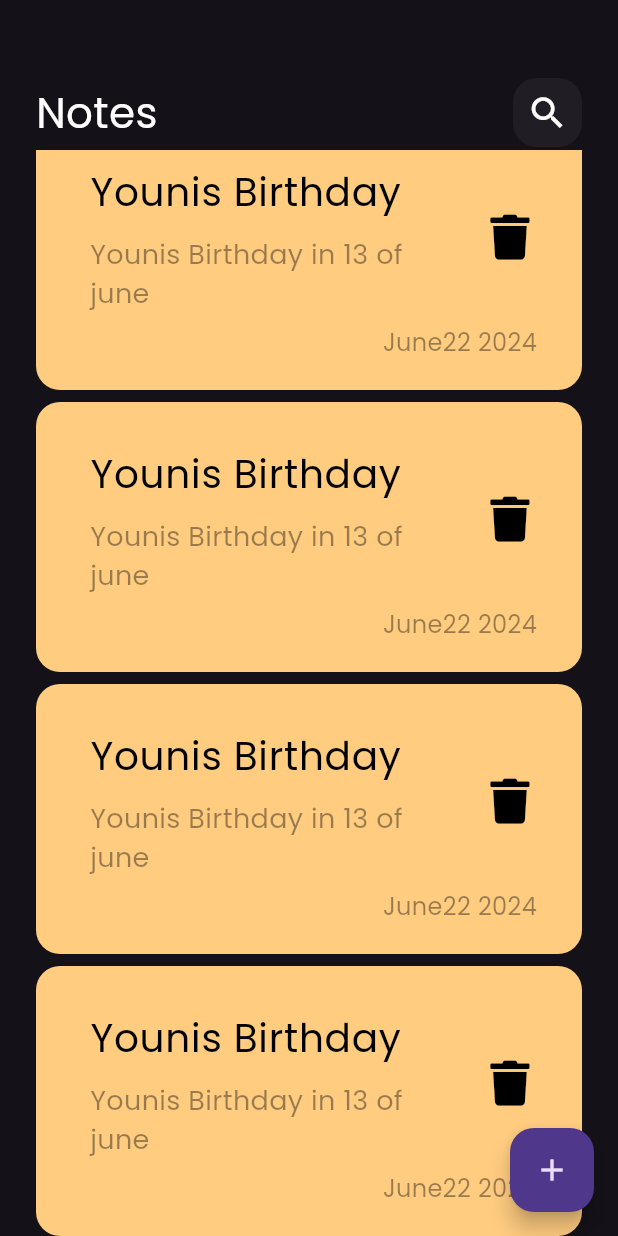
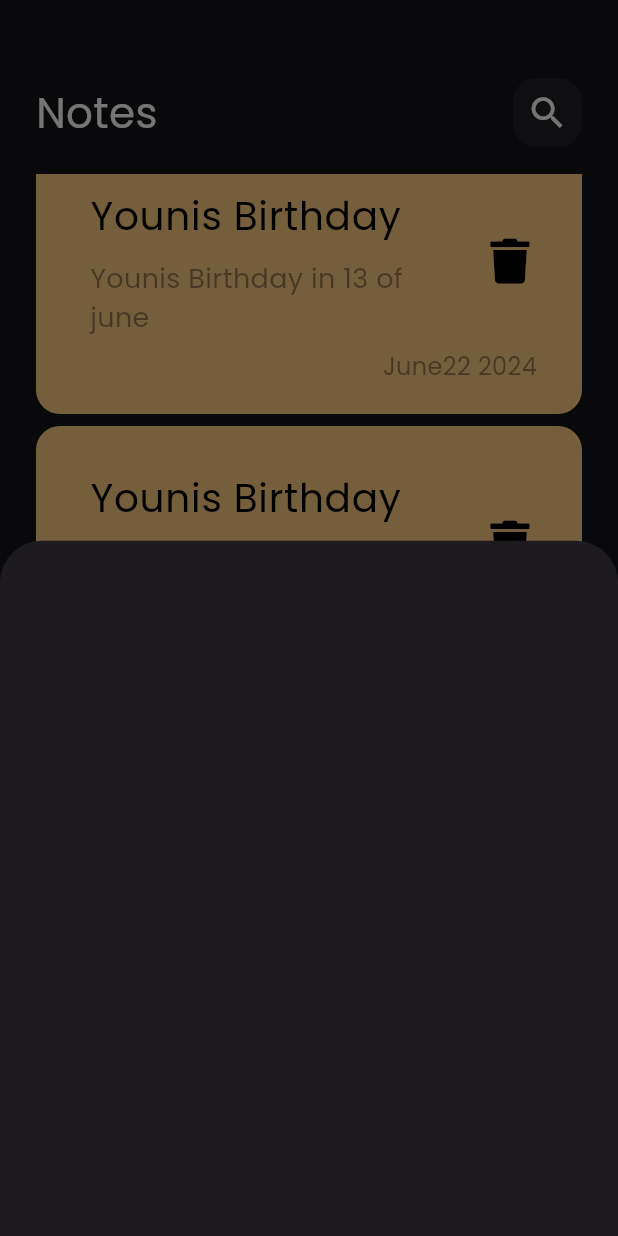
Before and after one commit to stormers15/Notes_App, a Flutter app: the screen it shows after launch, scrolled down 1152 dp, after a tap on the "add" icon, on a phone screen of 412 x 824 dp. Run offline on Flutter 3.47's test engine with Material 3 defaults, Android fonts, the phone set to English and light mode, and no system bars; our stand-ins replace font_awesome_flutter.

Commit message:
show model bottom sheet

```diff
--- /dev/null
+++ b/lib/Views/Widgets/add_note_bottom_sheet.dart
@@ -0,0 +1,10 @@
+import 'package:flutter/material.dart';
+
+class AddNoteBottomSheet extends StatelessWidget {
+  const AddNoteBottomSheet({super.key});
+
+  @override
+  Widget build(BuildContext context) {
+    return Container();
+  }
+}
--- a/lib/Views/Widgets/note_list_view.dart
+++ b/lib/Views/Widgets/note_list_view.dart
@@ -5,13 +5,17 @@ class NotesListView extends StatelessWidget {
   const NotesListView({super.key});
   @override
   Widget build(BuildContext context) {
-    return ListView.builder(
+    return Padding(
+      padding: const EdgeInsets.symmetric(vertical: 16.0),
+      child: ListView.builder(
+        padding: EdgeInsets.zero,
         itemBuilder: (context, index) {
           return const Padding(
             padding: EdgeInsets.symmetric(vertical: 4.0),
             child: NoteItem(),
           );
         },
+      ),
     );
   }
 }
--- a/lib/Views/notes_view.dart
+++ b/lib/Views/notes_view.dart
@@ -1,5 +1,6 @@
 import 'package:flutter/material.dart';
 import 'Widgets/notes_view_body.dart';
+import 'Widgets/add_note_bottom_sheet.dart';
 class NotesView extends StatelessWidget {
   const NotesView({super.key});
 
@@ -7,7 +8,13 @@ class NotesView extends StatelessWidget {
   Widget build(BuildContext context) {
     return Scaffold(
       floatingActionButton: FloatingActionButton(
-        onPressed: () {},
+        onPressed: () {
+          showModalBottomSheet(
+              context: context,
+              builder: (context) {
+                return AddNoteBottomSheet();
+              });
+        },
         child: const Icon(Icons.add),
       ),
       body: const NotesViewBody(),
```
Lines whose indentation alone changed are shown as unchanged.
